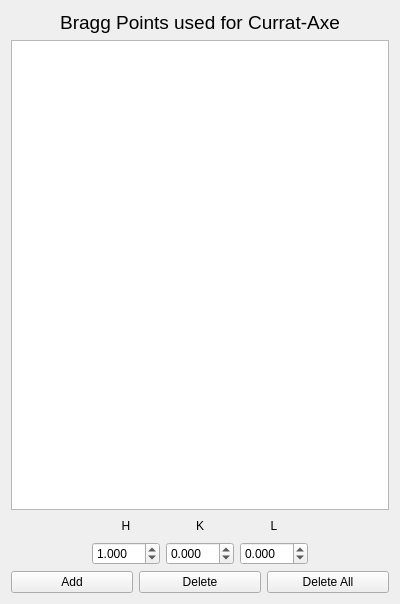
MJOLNIRPackage/MJOLNIR-GUI, file src/main/resources/base/Views/braggListWidget.ui: the form before one commit.
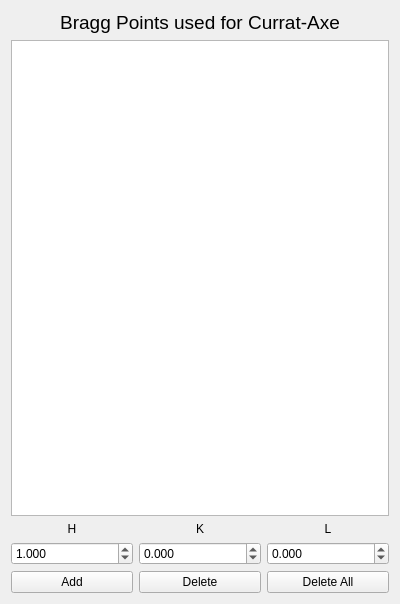
The form after the commit.

Commit message: Implement masking in Gui

```diff
--- a/src/main/resources/base/Views/braggListWidget.ui
+++ b/src/main/resources/base/Views/braggListWidget.ui
@@ -58,30 +58,7 @@
     <layout class="QVBoxLayout" name="verticalLayout_3">
      <item>
       <layout class="QGridLayout" name="gridLayout">
-       <item row="0" column="2">
-        <widget class="QLabel" name="label_2">
-         <property name="text">
-          <string>K</string>
-         </property>
-         <property name="alignment">
-          <set>Qt::AlignCenter</set>
-         </property>
-        </widget>
-       </item>
-       <item row="1" column="2">
-        <widget class="QDoubleSpinBox" name="BraggList_K_spinBox">
-         <property name="decimals">
-          <number>3</number>
-         </property>
-         <property name="minimum">
-          <double>-99.998999999999995</double>
-         </property>
-         <property name="maximum">
-          <double>99.998999999999995</double>
-         </property>
-        </widget>
-       </item>
-       <item row="1" column="1">
+       <item row="1" column="0">
         <widget class="QDoubleSpinBox" name="BraggList_H_spinBox">
          <property name="decimals">
           <number>3</number>
@@ -97,7 +74,20 @@
          </property>
         </widget>
        </item>
-       <item row="1" column="3">
+       <item row="1" column="1">
+        <widget class="QDoubleSpinBox" name="BraggList_K_spinBox">
+         <property name="decimals">
+          <number>3</number>
+         </property>
+         <property name="minimum">
+          <double>-99.998999999999995</double>
+         </property>
+         <property name="maximum">
+          <double>99.998999999999995</double>
+         </property>
+        </widget>
+       </item>
+       <item row="1" column="2">
         <widget class="QDoubleSpinBox" name="BraggList_L_spinBox">
          <property name="decimals">
           <number>3</number>
@@ -110,17 +100,7 @@
          </property>
         </widget>
        </item>
-       <item row="0" column="1">
-        <widget class="QLabel" name="label">
-         <property name="text">
-          <string>H</string>
-         </property>
-         <property name="alignment">
-          <set>Qt::AlignCenter</set>
-         </property>
-        </widget>
-       </item>
-       <item row="0" column="3">
+       <item row="0" column="2">
         <widget class="QLabel" name="label_3">
          <property name="text">
           <string>L</string>
@@ -130,31 +110,25 @@
          </property>
         </widget>
        </item>
-       <item row="0" column="4">
-        <spacer name="horizontalSpacer">
-         <property name="orientation">
-          <enum>Qt::Horizontal</enum>
-         </property>
-         <property name="sizeHint" stdset="0">
-          <size>
-           <width>40</width>
-           <height>20</height>
-          </size>
-         </property>
-        </spacer>
-       </item>
        <item row="0" column="0">
-        <spacer name="horizontalSpacer_2">
-         <property name="orientation">
-          <enum>Qt::Horizontal</enum>
+        <widget class="QLabel" name="label">
+         <property name="text">
+          <string>H</string>
          </property>
-         <property name="sizeHint" stdset="0">
-          <size>
-           <width>40</width>
-           <height>20</height>
-          </size>
+         <property name="alignment">
+          <set>Qt::AlignCenter</set>
          </property>
-        </spacer>
+        </widget>
+       </item>
+       <item row="0" column="1">
+        <widget class="QLabel" name="label_2">
+         <property name="text">
+          <string>K</string>
+         </property>
+         <property name="alignment">
+          <set>Qt::AlignCenter</set>
+         </property>
+        </widget>
        </item>
       </layout>
      </item>
```
The commit also changes 4 other files.
